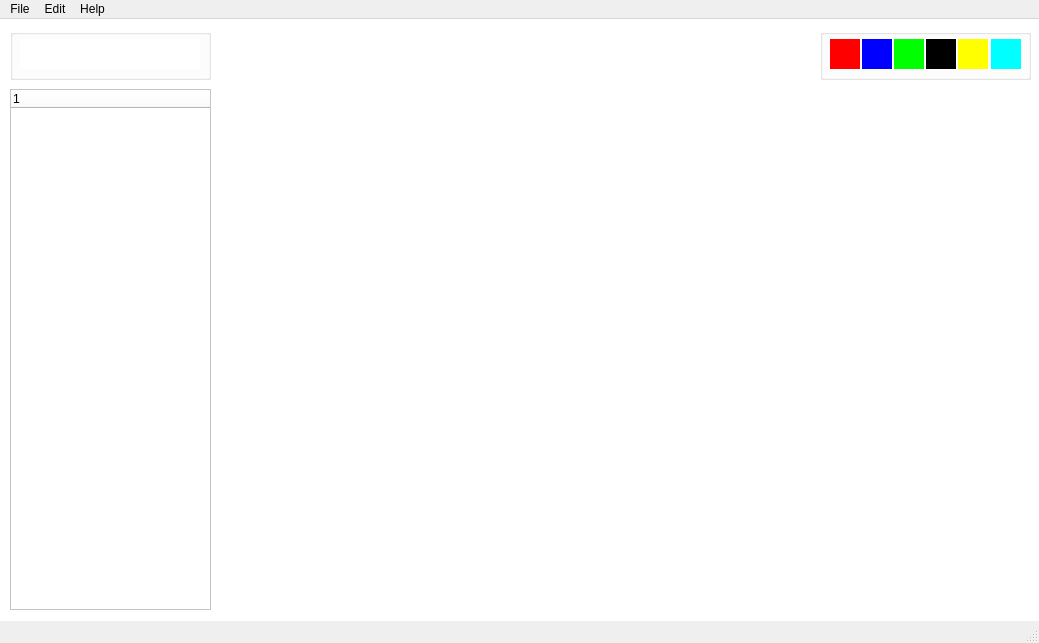
First picture: the form in mainwindow.ui, repository aniketyadav-CCTech/Sketcher_Paint_2D, before the edit.
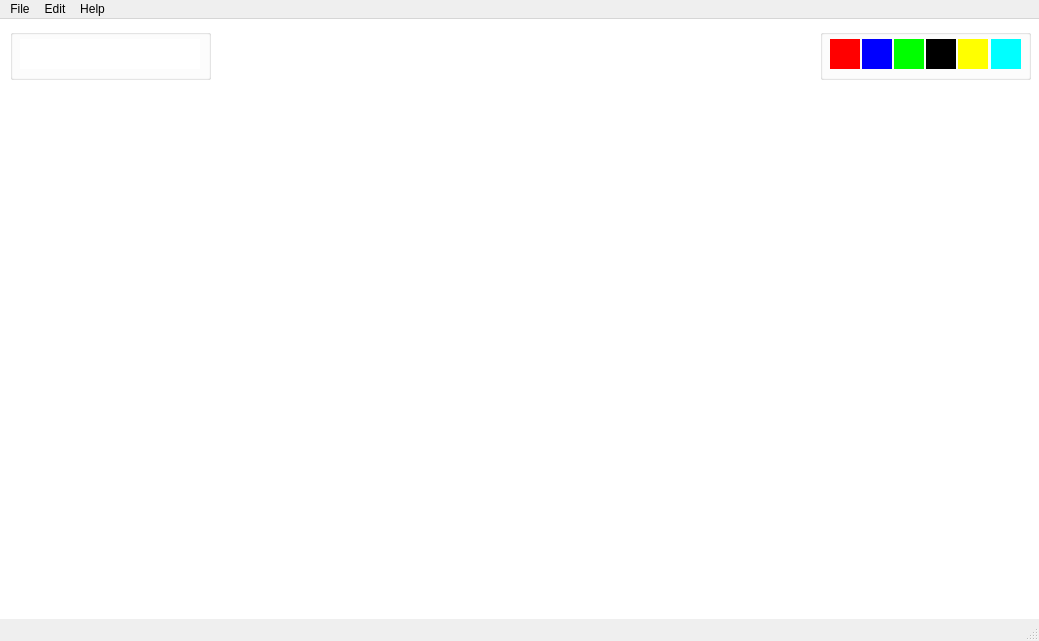
Second picture: the form after the edit. Icons and pictures are not drawn.

What changed in the file:
```diff
--- a/mainwindow.ui
+++ b/mainwindow.ui
@@ -7,7 +7,7 @@
     <x>0</x>
     <y>0</y>
     <width>1039</width>
-    <height>643</height>
+    <height>641</height>
    </rect>
   </property>
   <property name="windowTitle">
@@ -274,24 +274,6 @@
      </property>
     </widget>
    </widget>
-   <widget class="QTreeWidget" name="treeWidget">
-    <property name="geometry">
-     <rect>
-      <x>10</x>
-      <y>70</y>
-      <width>201</width>
-      <height>521</height>
-     </rect>
-    </property>
-    <property name="selectionMode">
-     <enum>QAbstractItemView::MultiSelection</enum>
-    </property>
-    <column>
-     <property name="text">
-      <string notr="true">1</string>
-     </property>
-    </column>
-   </widget>
   </widget>
   <widget class="QMenuBar" name="menubar">
    <property name="geometry">
```
Left out of the diff: 3 changed lines with no effect on the pictures.
